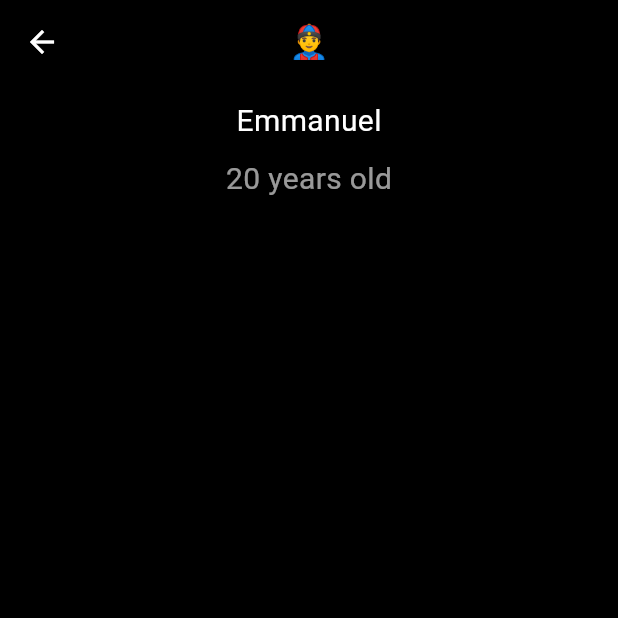
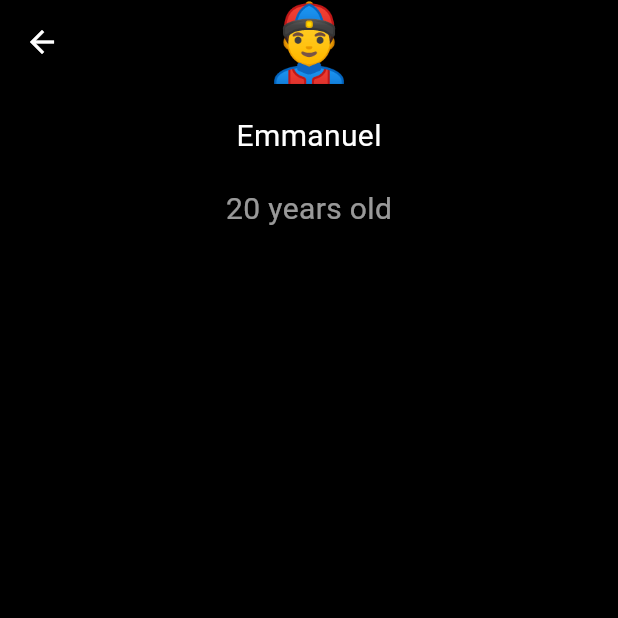
Before and after one commit to Marach8/Flutter_Animations_Practice_Project, a Flutter app: the screen it shows after launch, after a tap on "Emmanuel", on a phone screen of 412 x 824 dp, the top half of it. Run offline on Flutter 3.47's test engine with Material 3 defaults, Android fonts, the phone set to English and light mode, and no system bars; our stand-ins replace gap.

Commit message:
Done with example4 animation. Learned about animating using the Hero widget

```diff
--- a/animations/lib/examples/example4.dart
+++ /dev/null
@@ -1,73 +0,0 @@
-import 'package:flutter/material.dart';
-import 'package:gap/gap.dart';
-
-class Example4 extends StatelessWidget {
-  const Example4({super.key});
-
-  @override
-  Widget build(BuildContext context) {
-    return Scaffold(
-      //backgroundColor: Colors.black,
-      appBar: AppBar(title: const Text('People'), backgroundColor: Colors.black12,),
-      body: ListView(
-        children: people.map((person) => ListTile(
-          title: Text(person.name).changeText(Colors.white, 20),
-          subtitle: Text('${person.age.toString()} years old').changeText(Colors.white70, 15),
-          leading: Text(person.emoji,).changeText(Colors.white, 30),
-          trailing: const Icon(Icons.arrow_forward_ios_rounded),
-          onTap: () => Navigator.push(
-            context, MaterialPageRoute(builder: (_) => PersonDetails(person: person))
-          ),
-        )
-        ).toList()
-      )
-    );
-  }
-}
-
-
-
-class PersonDetails extends StatelessWidget {
-  final Person person;
-
-  const PersonDetails({required this.person, super.key});
-
-  @override
-  Widget build(BuildContext context) {
-    return Scaffold(
-      appBar: AppBar(title: Text(person.emoji), centerTitle: true, foregroundColor: Colors.white),
-      body: Center(
-        child: Column(
-          crossAxisAlignment: CrossAxisAlignment.center,
-          children: [
-            const Gap(10),
-            Text(person.name).changeText(Colors.white, 20),
-            const Gap(10),
-            Text('${person.age.toString()} years old').changeText(Colors.white60, 20)
-          ],
-        ),
-      )
-    );
-  }
-}
-
-
-
-class Person{
-  final String name, emoji;
-  final int age;
-
-  Person({required this.name, required this.age, required this.emoji});
-}
-
-List<Person> people = [
-  Person(name: 'Emmanuel', age: 20, emoji: '👲'),
-  Person(name: 'Nnanna', age: 25, emoji: '😂'),
-  Person(name: 'Marach', age: 50, emoji: '🧑🏽‍🤝‍🧑🏽')
-];
-
-
-extension on Text{
-  Text changeText(Color color, double size)
-    => Text(data ?? '', style: TextStyle(color: color, fontSize: size));
-}
--- /dev/null
+++ b/animations/lib/examples/example4/home.dart
@@ -0,0 +1,60 @@
+import 'package:animations/examples/example4/person_class.dart';
+import 'package:animations/examples/example4/person_details_view.dart';
+import 'package:flutter/material.dart';
+
+class Example4 extends StatelessWidget {
+  const Example4({super.key});
+
+  @override
+  Widget build(BuildContext context) {
+    return Scaffold(
+      //backgroundColor: Colors.black,
+      appBar: AppBar(
+        title: const Text('People').changeText(Colors.white70, 20),
+        centerTitle: true,
+        backgroundColor: Colors.black12,
+      ),
+      body: ListView(
+        children: people.map((person) => ListTile(
+          title: Text(person.name).changeText(Colors.white, 20),
+          subtitle: Text('${person.age.toString()} years old').changeText(Colors.white70, 15),
+          leading: Hero(
+            transitionOnUserGestures: true,
+            flightShuttleBuilder: (
+              (flightContext, animation, flightDirection, fromHeroContext, toHeroContext) {
+                switch(flightDirection){
+                  case HeroFlightDirection.push:
+                    return Material(
+                      color: Colors.transparent,
+                      child: ScaleTransition(
+                        scale: animation.drive(
+                          Tween<double>(begin: 0.0, end: 2.0)
+                            .chain(CurveTween(curve: Curves.easeInCirc))
+                        ),
+                        child: toHeroContext.widget
+                      )
+                    );
+                  case HeroFlightDirection.pop:
+                    return Material(color: Colors.transparent, child: fromHeroContext.widget);
+                }
+              }
+            ),
+            tag: person.name, child: Text(person.emoji,).changeText(Colors.white, 30)
+          ),
+          trailing: const Icon(Icons.arrow_forward_ios_rounded),
+          onTap: () => Navigator.push(
+            context, MaterialPageRoute(builder: (_) => PersonDetailsView(person: person))
+          ),
+        )
+        ).toList()
+      )
+    );
+  }
+}
+
+
+
+extension ChangeText on Text{
+  Text changeText(Color color, double size)
+    => Text(data ?? '', style: TextStyle(color: color, fontSize: size));
+}
--- /dev/null
+++ b/animations/lib/examples/example4/person_class.dart
@@ -0,0 +1,12 @@
+class Person{
+  final String name, emoji;
+  final int age;
+
+  Person({required this.name, required this.age, required this.emoji});
+}
+
+List<Person> people = [
+  Person(name: 'Emmanuel', age: 20, emoji: '👲'),
+  Person(name: 'Nnanna', age: 25, emoji: '😂'),
+  Person(name: 'Marach', age: 50, emoji: '🧑🏽‍🤝‍🧑🏽')
+];
--- /dev/null
+++ b/animations/lib/examples/example4/person_details_view.dart
@@ -0,0 +1,38 @@
+import 'package:animations/examples/example4/home.dart';
+import 'package:animations/examples/example4/person_class.dart';
+import 'package:flutter/material.dart';
+import 'package:gap/gap.dart';
+
+class PersonDetailsView extends StatelessWidget {
+  final Person person;
+
+  const PersonDetailsView({required this.person, super.key});
+
+  @override
+  Widget build(BuildContext context) {
+    return Scaffold(
+      appBar: AppBar(
+        title: Hero(
+          tag: person.name,
+          child: Material(
+            color: Colors.transparent,
+            child: Text(person.emoji).changeText(Colors.white, 50),
+          )
+        ),
+        centerTitle: true,
+        foregroundColor: Colors.white
+      ),
+      body: Center(
+        child: Column(
+          crossAxisAlignment: CrossAxisAlignment.center,
+          children: [
+            const Gap(20),
+            Text(person.name).changeText(Colors.white, 20),
+            const Gap(20),
+            Text('${person.age.toString()} years old').changeText(Colors.white60, 20)
+          ],
+        ),
+      )
+    );
+  }
+}
--- a/animations/lib/main.dart
+++ b/animations/lib/main.dart
@@ -1,7 +1,7 @@
 import 'package:animations/examples/example1.dart';
 import 'package:animations/examples/example2/home.dart';
 import 'package:animations/examples/example3.dart';
-import 'package:animations/examples/example4.dart';
+import 'package:animations/examples/example4/home.dart';
 import 'package:flutter/material.dart';
 
 void main() {
```
